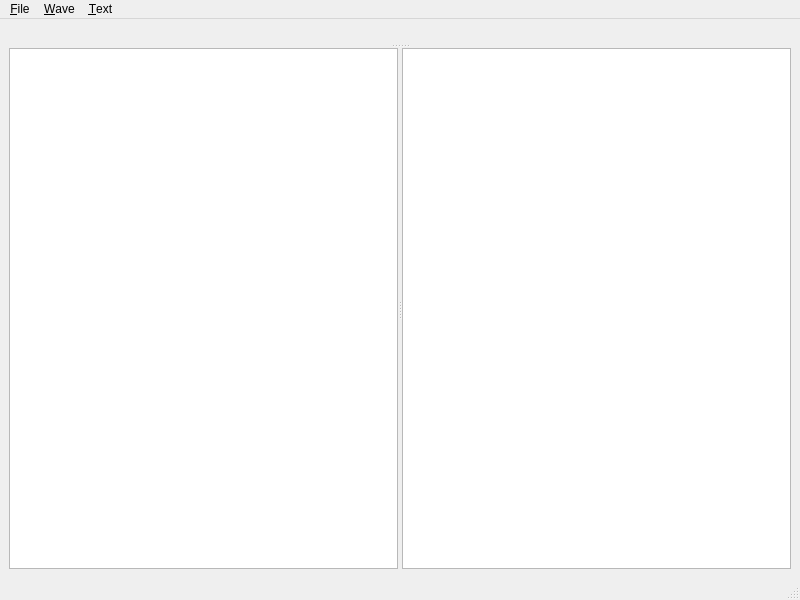
The window that qtranscripter/ui_mainwindow.ui (mugwort-rc/qtranscripter) describes before a commit, drawn with Qt 5.
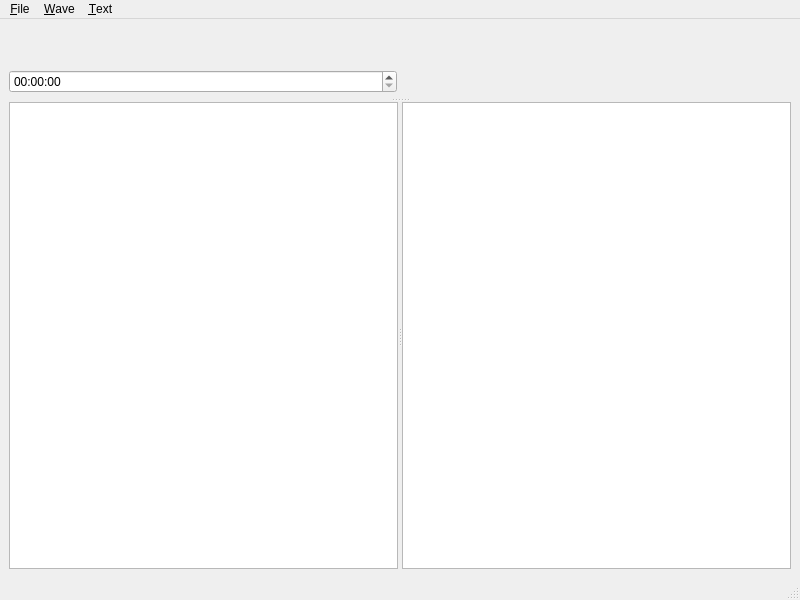
The same window after the commit. Custom widgets are drawn as their Qt base class.

Commit message: Add base time edit.

Patch:
```diff
--- a/qtranscripter/ui_mainwindow.ui
+++ b/qtranscripter/ui_mainwindow.ui
@@ -20,13 +20,24 @@
       <property name="orientation">
        <enum>Qt::Vertical</enum>
       </property>
-      <widget class="QWidget" name="layoutWidget">
+      <widget class="QWidget" name="">
        <layout class="QVBoxLayout" name="verticalLayout">
         <item>
          <widget class="QwtPlot" name="qwtPlot"/>
         </item>
         <item>
-         <widget class="Phonon::SeekSlider" name="seekSlider"/>
+         <layout class="QHBoxLayout" name="horizontalLayout">
+          <item>
+           <widget class="QTimeEdit" name="timeEdit">
+            <property name="currentSection">
+             <enum>QDateTimeEdit::MinuteSection</enum>
+            </property>
+           </widget>
+          </item>
+          <item>
+           <widget class="Phonon::SeekSlider" name="seekSlider"/>
+          </item>
+         </layout>
         </item>
        </layout>
       </widget>
```
The commit also changes 1 other file.
